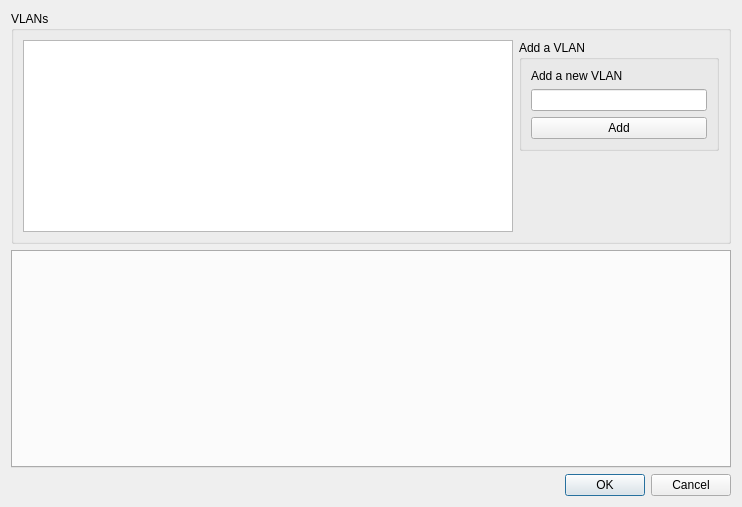
Above: ui/source/editvlansdialog.ui from mlynekj/graphical-netconf-configurator before the change. Below: the same form after it.
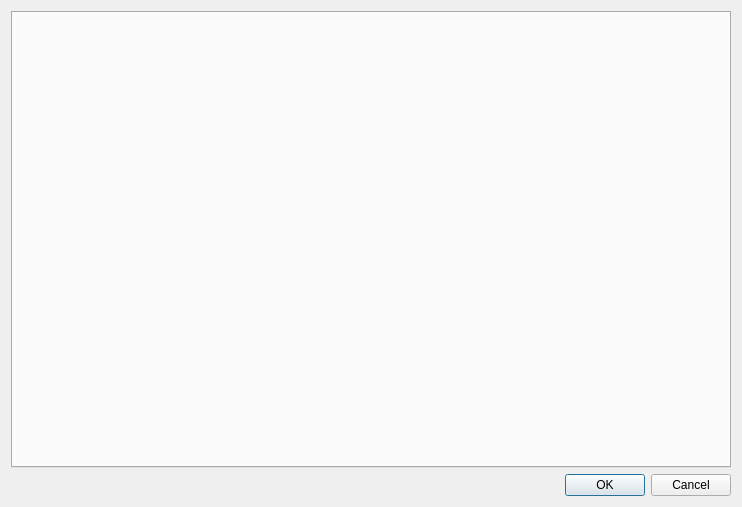
That is the form after the change.

Commit message: Added data to VLAN dialog, implemented basic ui functions. More work still needs to be done.

The edit to the form file:
```diff
--- a/ui/source/editvlansdialog.ui
+++ b/ui/source/editvlansdialog.ui
@@ -13,61 +13,7 @@
   <property name="windowTitle">
    <string>Dialog</string>
   </property>
-  <layout class="QVBoxLayout" name="verticalLayout_2">
-   <item alignment="Qt::AlignmentFlag::AlignTop">
-    <widget class="QGroupBox" name="vlan_list_groupbox">
-     <property name="title">
-      <string>VLANs</string>
-     </property>
-     <layout class="QHBoxLayout" name="horizontalLayout">
-      <item>
-       <widget class="QTableWidget" name="vlan_list_table"/>
-      </item>
-      <item alignment="Qt::AlignmentFlag::AlignRight|Qt::AlignmentFlag::AlignTop">
-       <widget class="QGroupBox" name="add_vlan_groupbox">
-        <property name="sizePolicy">
-         <sizepolicy hsizetype="Minimum" vsizetype="Preferred">
-          <horstretch>0</horstretch>
-          <verstretch>0</verstretch>
-         </sizepolicy>
-        </property>
-        <property name="minimumSize">
-         <size>
-          <width>200</width>
-          <height>0</height>
-         </size>
-        </property>
-        <property name="title">
-         <string>Add a VLAN</string>
-        </property>
-        <layout class="QVBoxLayout" name="verticalLayout">
-         <item>
-          <widget class="QLabel" name="label">
-           <property name="text">
-            <string>Add a new VLAN</string>
-           </property>
-          </widget>
-         </item>
-         <item>
-          <widget class="QLineEdit" name="add_vlan_lineedit">
-           <property name="text">
-            <string/>
-           </property>
-          </widget>
-         </item>
-         <item>
-          <widget class="QPushButton" name="add_vlan_button">
-           <property name="text">
-            <string>Add</string>
-           </property>
-          </widget>
-         </item>
-        </layout>
-       </widget>
-      </item>
-     </layout>
-    </widget>
-   </item>
+  <layout class="QVBoxLayout" name="verticalLayout_3">
    <item>
     <widget class="QTabWidget" name="devices_tab_widget"/>
    </item>
```
The commit also changes 3 other files.
